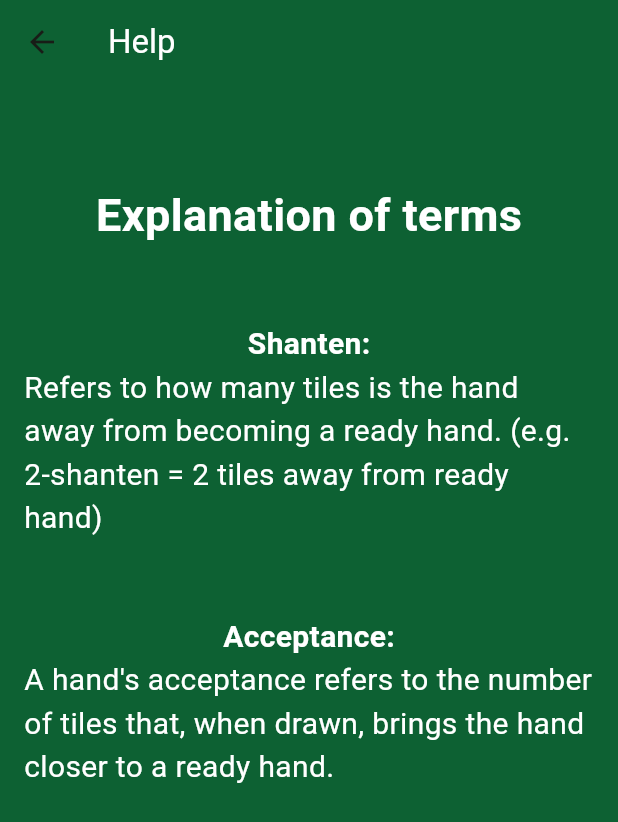
After one commit to limkongkiat/majtrainer, a Flutter app: the HelpPage screen opened directly, on a phone screen of 412 x 824 dp. The commit adds this screen. Shown: the top 822 px of the screen. Run offline on Flutter 3.47's test engine with Material 3 defaults, Android fonts, the phone set to English and light mode, and no system bars; our stand-ins replace firebase_auth, firebase_core, firebase_database, google_sign_in; accounts and stored records are empty.

Commit message:
Added help page for Discard/Trainer Result

```diff
--- /dev/null
+++ b/lib/HelpPage.dart
@@ -0,0 +1,52 @@
+import 'package:flutter/material.dart';
+
+class HelpPage extends StatelessWidget {
+  @override
+  Widget build(BuildContext context) {
+    return Scaffold(
+        appBar: AppBar(
+          title: const Text('Help', style: TextStyle(color: Colors.white)),
+          backgroundColor: const Color.fromARGB(255, 13, 97, 51),
+        ),
+        body: Container(
+          alignment: Alignment.topCenter,
+          color: const Color.fromARGB(255, 13, 97, 51),
+          padding: const EdgeInsets.all(16.0),
+          child: const Center(
+              child: Column(
+            //mainAxisAlignment: MainAxisAlignment.start,
+            children: <Widget>[
+              SizedBox(height: 50),
+              Text('Explanation of terms',
+                  style: TextStyle(
+                    color: Colors.white,
+                    fontSize: 30,
+                    fontWeight: FontWeight.bold,
+                  )),
+              SizedBox(height: 50),
+              Text('Shanten:',
+                  style: TextStyle(
+                      color: Colors.white,
+                      fontSize: 20,
+                      fontWeight: FontWeight.bold),
+                  textAlign: TextAlign.left),
+              Text(
+                  'Refers to how many tiles is the hand away from becoming a ready hand. (e.g. 2-shanten = 2 tiles away from ready hand)',
+                  style: TextStyle(color: Colors.white, fontSize: 20),
+                  textAlign: TextAlign.left),
+              SizedBox(height: 50),
+              Text('Acceptance:',
+                  style: TextStyle(
+                      color: Colors.white,
+                      fontSize: 20,
+                      fontWeight: FontWeight.bold),
+                  textAlign: TextAlign.left),
+              Text(
+                  'A hand\'s acceptance refers to the number of tiles that, when drawn, brings the hand closer to a ready hand.',
+                  style: TextStyle(color: Colors.white, fontSize: 20),
+                  textAlign: TextAlign.left),
+            ],
+          )),
+        ));
+  }
+}
--- a/lib/Scoreboard.dart
+++ b/lib/Scoreboard.dart
@@ -2,7 +2,6 @@ import 'package:flutter/material.dart';
 import 'TrainerScore.dart';
 import 'package:firebase_database/firebase_database.dart';
 import 'package:firebase_auth/firebase_auth.dart';
-import 'RefLists.dart';
 
 class Scoreboard extends StatelessWidget {
   final database = FirebaseDatabase.instance.ref();
--- a/lib/TrainerResult.dart
+++ b/lib/TrainerResult.dart
@@ -1,6 +1,7 @@
 import 'package:flutter/material.dart';
 import 'ShantenCalculator.dart';
 import 'RefLists.dart';
+import 'HelpPage.dart';
 
 class TrainerResult extends StatefulWidget {
   final Function(bool) callback;
@@ -42,6 +43,16 @@ class _TrainerResultState extends State<TrainerResult> {
         title:
             const Text('Trainer Mode', style: TextStyle(color: Colors.white)),
         backgroundColor: const Color.fromARGB(255, 13, 97, 51),
+        actions: <Widget>[
+          IconButton(
+            icon: const Icon(Icons.help, color: Colors.white),
+            tooltip: 'Help',
+            onPressed: () {
+              Navigator.push(
+                  context, MaterialPageRoute(builder: (context) => HelpPage()));
+            },
+          )
+        ],
       ),
       body: Container(
         color: const Color.fromARGB(255, 13, 97, 51),
@@ -248,7 +259,7 @@ class FeedbackText extends StatelessWidget {
           textAlign: TextAlign.center);
     }
     return Text(
-        'Wrong! Throw ${result.bestTile} for a ${handTypeCode[result.handType]} at ${result.shanten}-shanten with acceptance of ${result.ukeire} tiles',
+        'Wrong! Throw ${tileCode[result.bestTile]} for a ${handTypeCode[result.handType]} at ${result.shanten}-shanten with acceptance of ${result.ukeire} tiles',
         style: const TextStyle(
           color: Colors.white,
           fontSize: 18,
```
Also changed, not shown: lib/DiscardResult.dart (+18 -2 lines), lib/RefLists.dart (+37 -0 lines), lib/ShantenCalculator.dart (+18 -18 lines).
